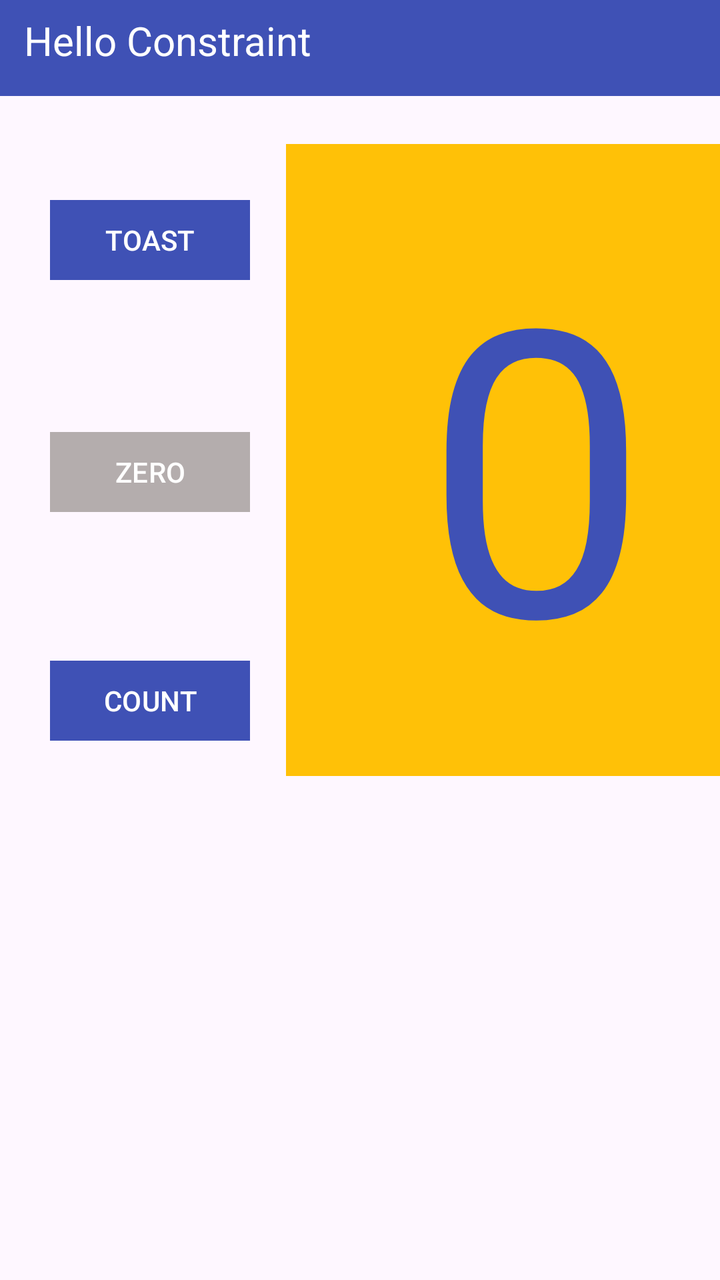
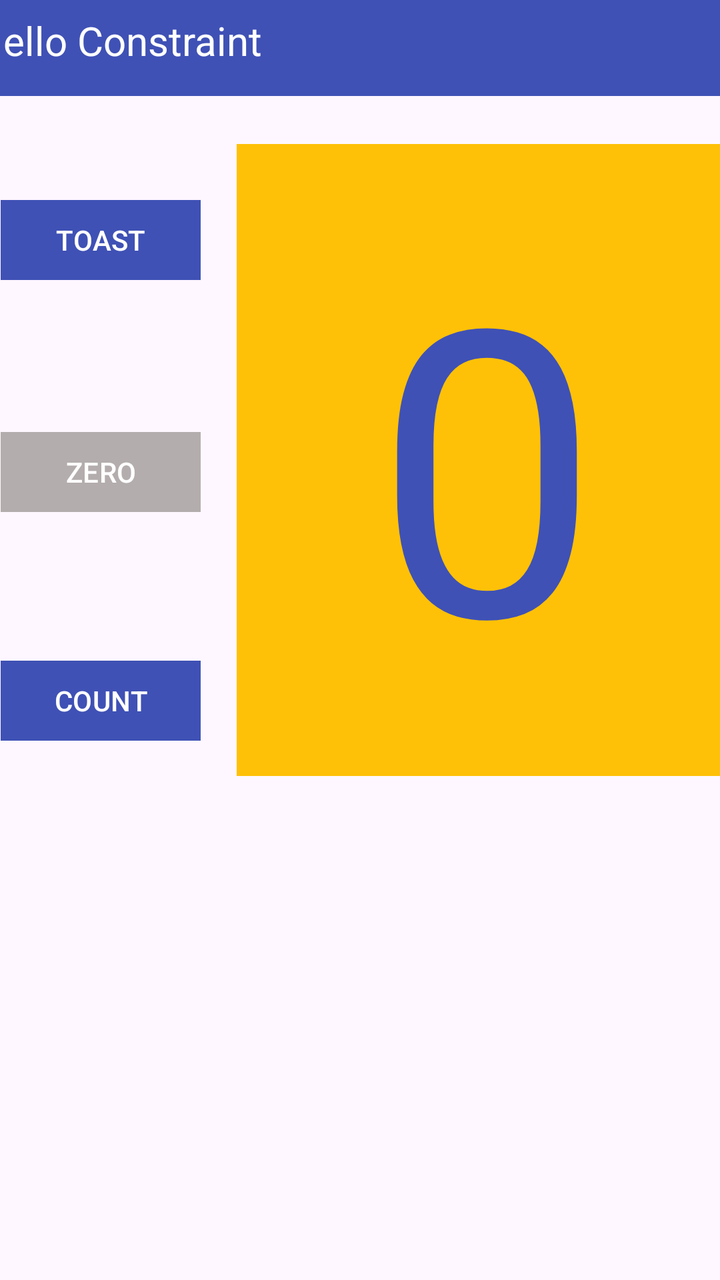

Screens rendered from an Android XML layout before and after an edit, with the pre-edit source and the edit as a unified diff.
<!-- AndroidManifest.xml: application theme Theme.HelloConstraint -->
<!-- res/layout/activity_main.xml -->
<?xml version="1.0" encoding="utf-8"?>
<androidx.constraintlayout.widget.ConstraintLayout xmlns:android="http://schemas.android.com/apk/res/android"
    xmlns:app="http://schemas.android.com/apk/res-auto"
    xmlns:tools="http://schemas.android.com/tools"
    android:id="@+id/main"
    android:layout_width="match_parent"
    android:layout_height="match_parent"
    android:backgroundTint="#FFC107"
    android:foregroundTint="#FFC107"
    tools:context=".MainActivity">

    <androidx.constraintlayout.widget.ConstraintLayout
        android:layout_width="410dp"
        android:layout_height="750dp"
        app:layout_constraintTop_toTopOf="parent"
        tools:layout_editor_absoluteX="1dp">

        <TextView
            android:id="@+id/textView"
            android:layout_width="420dp"
            android:layout_height="48dp"
            android:background="#3F51B5"
            android:paddingLeft="50px"
            android:paddingTop="20px"
            android:text="Hello Constraint"
            android:textColor="#FFFFFF"
            android:textSize="20sp"
            app:layout_constraintEnd_toEndOf="parent"
            app:layout_constraintStart_toStartOf="parent"
            app:layout_constraintTop_toTopOf="parent" />

        <Button
            android:id="@+id/button"
            android:layout_width="wrap_content"
            android:layout_height="wrap_content"
            android:layout_marginTop="48dp"
            android:width="100dp"
            android:backgroundTint="#3F51B5"
            android:text="TOAST"
            app:cornerRadius="0dp"
            app:layout_constraintEnd_toEndOf="parent"
            app:layout_constraintHorizontal_bias="0.081"
            app:layout_constraintStart_toStartOf="parent"
            app:layout_constraintTop_toBottomOf="@+id/textView" />

        <Button
            android:id="@+id/button2"
            android:layout_width="wrap_content"
            android:layout_height="wrap_content"
            android:layout_marginTop="68dp"
            android:width="100dp"
            android:backgroundTint="#B4ADAD"
            android:text="ZERO"
            app:cornerRadius="0dp"
            app:layout_constraintEnd_toEndOf="parent"
            app:layout_constraintHorizontal_bias="0.081"
            app:layout_constraintStart_toStartOf="parent"
            app:layout_constraintTop_toBottomOf="@+id/button" />

        <Button
            android:id="@+id/button3"
            android:layout_width="wrap_content"
            android:layout_height="wrap_content"
            android:layout_marginTop="60dp"
            android:width="100dp"
            android:backgroundTint="#3F51B5"
            android:text="COUNT"
            app:cornerRadius="0dp"
            app:layout_constraintBottom_toBottomOf="parent"
            app:layout_constraintEnd_toEndOf="parent"
            app:layout_constraintHorizontal_bias="0.081"
            app:layout_constraintStart_toStartOf="parent"
            app:layout_constraintTop_toBottomOf="@+id/button2"
            app:layout_constraintVertical_bias="0.017" />

        <TextView
            android:id="@+id/textView2"
            android:layout_width="250dp"
            android:layout_height="316dp"
            android:layout_marginTop="24dp"
            android:background="#FFC107"
            android:backgroundTint="#FFC107"
            android:gravity="center"
            android:text="0"
            android:textColor="#3F51B5"
            android:textColorLink="#3F51B5"
            android:textFontWeight="600"
            android:textSize="200dp"
            app:layout_constraintEnd_toEndOf="parent"
            app:layout_constraintHorizontal_bias="0.512"
            app:layout_constraintStart_toEndOf="@+id/button2"
            app:layout_constraintTop_toBottomOf="@+id/textView" />
    </androidx.constraintlayout.widget.ConstraintLayout>
</androidx.constraintlayout.widget.ConstraintLayout>
<!-- resources referenced by this layout -->
<resources>
  <style name="Theme.HelloConstraint" parent="Base.Theme.HelloConstraint" />
  <style name="Base.Theme.HelloConstraint" parent="Theme.Material3.DayNight.NoActionBar">
          
          
      </style>
</resources>

<!-- the commit's change to res/layout/activity_main.xml (unified diff, before → after) -->
@@ -12,8 +12,9 @@
     <androidx.constraintlayout.widget.ConstraintLayout
         android:layout_width="410dp"
         android:layout_height="750dp"
-        app:layout_constraintTop_toTopOf="parent"
-        tools:layout_editor_absoluteX="1dp">
+        app:layout_constraintEnd_toEndOf="parent"
+        app:layout_constraintStart_toStartOf="parent"
+        app:layout_constraintTop_toTopOf="parent">
 
         <TextView
             android:id="@+id/textView"
